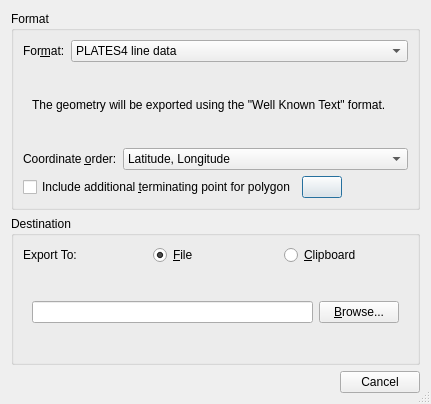
First picture: the form in src/qt-widgets/ExportCoordinatesDialogUi.ui, repository GPlates/GPlates, before the edit.
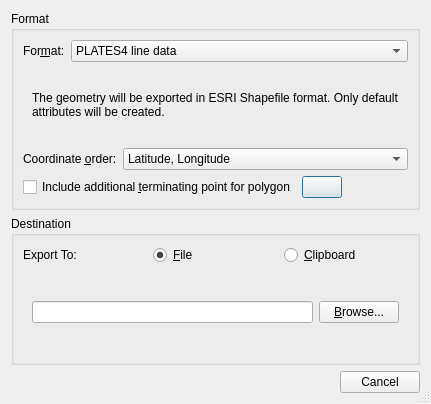
Second picture: the form after the edit. The open tabs and pages were chosen to show the change. Icons and pictures are not drawn.

Commit message:
Replaced source:/gplates/trunk using source:/gplates/branches/shapefile-export-2009-jan-15#5776 incorporating log:/gplates/branches/shapefile-export-2009-jan-15#4608:5776 ([log:/gplates/trunk#5768:5776 No changes on trunk] since last update from trunk).
This is "[wiki:MergingInSubversion#Replacingonebranchwithanother replacing one branch with another]". The command used was:
{{{
svn merge http://svn.gplates.org/gplates/trunk@5776 http://svn.gplates.org/gplates/branches/shapefile-export-2009-jan-15@5776
}}}
from inside the root directory of a working copy of the trunk.

```diff
--- a/src/qt-widgets/ExportCoordinatesDialogUi.ui
+++ b/src/qt-widgets/ExportCoordinatesDialogUi.ui
@@ -105,6 +105,20 @@
           </item>
          </layout>
         </widget>
+        <widget class="QWidget" name="page_format_shapefile" >
+         <layout class="QGridLayout" >
+          <item row="0" column="0" >
+           <widget class="QLabel" name="label_info_shapefile" >
+            <property name="text" >
+             <string>The geometry will be exported in ESRI Shapefile format. Only default attributes will be created.</string>
+            </property>
+            <property name="wordWrap" >
+             <bool>true</bool>
+            </property>
+           </widget>
+          </item>
+         </layout>
+        </widget>
         <widget class="QWidget" name="page_format_wkt" >
          <layout class="QVBoxLayout" >
           <item>
```
Left out of the diff: 7 changed lines with no effect on the pictures. The commit also changes 40 other files.
